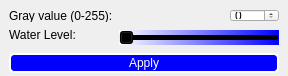
First picture: the form in src/flood_napari/flood_tool.ui, repository zoccoler/flood-napari, before the edit.
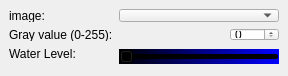
Second picture: the form after the edit.

Commit message:
update qt version style
- updated qt version style (.ui and .oy files);
- added combobox with only 2d 8-bit images allowed in it;
- always put label layer on top of corresponding image layer;
- updated code to match pydocstyle;

```diff
--- a/src/flood_napari/flood_tool.ui
+++ b/src/flood_napari/flood_tool.ui
@@ -30,6 +30,16 @@
     </size>
    </property>
    <layout class="QGridLayout" name="gridLayout">
+    <item row="3" column="0">
+     <widget class="QLabel" name="label_2">
+      <property name="toolTip">
+       <string>Represents current gray value</string>
+      </property>
+      <property name="text">
+       <string>Water Level:</string>
+      </property>
+     </widget>
+    </item>
     <item row="5" column="2">
      <spacer name="verticalSpacer">
       <property name="orientation">
@@ -44,23 +54,13 @@
      </spacer>
     </item>
     <item row="2" column="0">
-     <widget class="QLabel" name="label_2">
-      <property name="toolTip">
-       <string>Represents current gray value</string>
-      </property>
-      <property name="text">
-       <string>Water Level:</string>
-      </property>
-     </widget>
-    </item>
-    <item row="1" column="0">
      <widget class="QLabel" name="label">
       <property name="text">
        <string>Gray value (0-255):</string>
       </property>
      </widget>
     </item>
-    <item row="2" column="1" rowspan="2" colspan="3">
+    <item row="3" column="1" rowspan="2" colspan="3">
      <widget class="QSlider" name="horizontalSlider">
       <property name="minimumSize">
        <size>
@@ -69,7 +69,7 @@
        </size>
       </property>
       <property name="styleSheet">
-       <string notr="true">background-color : qlineargradient(spread:pad, x1:0, y1:0, x2:1, y2:0, stop:0 rgba(255, 255, 255, 255), stop:1 rgba(0, 0, 255, 255));
+       <string notr="true">background-color : qlineargradient(spread:pad, x1:0, y1:0, x2:1, y2:0, stop:0 rgba(0, 0, 0, 255), stop:1 rgba(0, 0, 255, 255));
 </string>
       </property>
       <property name="minimum">
@@ -83,33 +83,23 @@
       </property>
      </widget>
     </item>
-    <item row="4" column="0" colspan="4">
-     <widget class="QPushButton" name="pushButton">
-      <property name="minimumSize">
-       <size>
-        <width>30</width>
-        <height>20</height>
-       </size>
-      </property>
-      <property name="styleSheet">
-       <string notr="true">background-color: rgb(0, 0, 255);
-color: rgb(255, 255, 255);
-font: 75 12pt &quot;MS Shell Dlg 2&quot;;
-border: 2px solid white;
-border-radius: 5px;</string>
-      </property>
-      <property name="text">
-       <string>Apply</string>
-      </property>
-     </widget>
-    </item>
-    <item row="1" column="3">
+    <item row="2" column="3">
      <widget class="QSpinBox" name="spinBox">
       <property name="maximum">
        <number>255</number>
       </property>
      </widget>
     </item>
+    <item row="1" column="0">
+     <widget class="QLabel" name="label_3">
+      <property name="text">
+       <string>image:</string>
+      </property>
+     </widget>
+    </item>
+    <item row="1" column="1" colspan="3">
+     <widget class="QComboBox" name="comboBox"/>
+    </item>
    </layout>
   </widget>
  </widget>
```
The commit also changes 2 other files.
